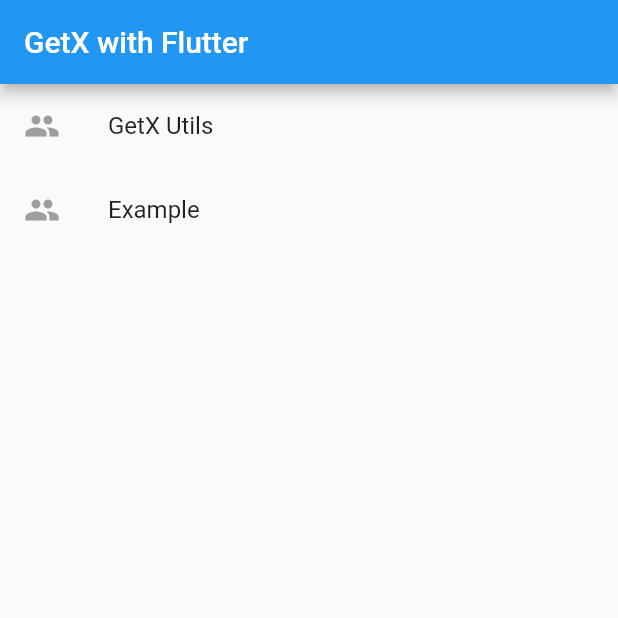
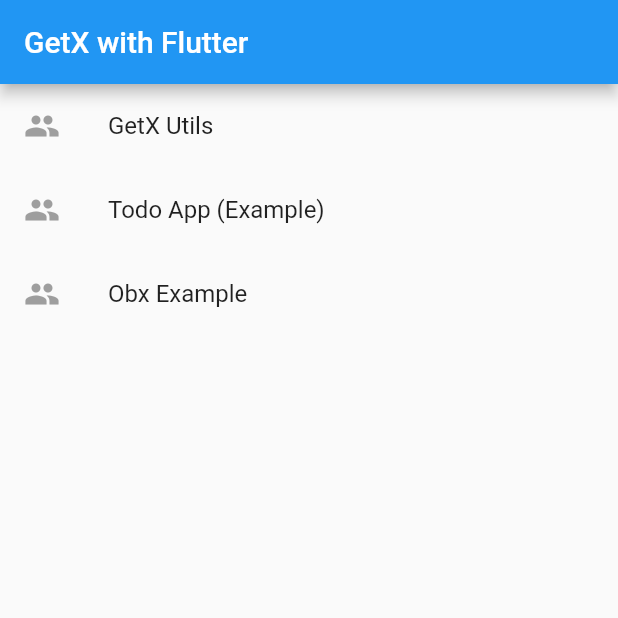
Before and after one commit to CPAD-Gazipur/GetX-with-Flutter, a Flutter app: the screen it shows after launch, on a phone screen of 412 x 824 dp, the top half of it. Run offline on Flutter 3.47's test engine with Material 2 defaults, Android fonts, the phone set to English and light mode, and no system bars; our stand-ins replace get.

Commit message:
GetX Flutter - Obs & ObX & GetX Routing Management

```diff
--- a/lib/main.dart
+++ b/lib/main.dart
@@ -1,5 +1,8 @@
 import 'package:flutter/material.dart';
 import 'package:get/get.dart';
+import 'package:getx_with_flutter/getx_example/obx_example.dart';
+import 'package:getx_with_flutter/getx_example/todo_example.dart';
+import 'package:getx_with_flutter/getx_utils/getx_utils.dart';
 import 'ui/home_screen.dart';
 
 void main() {
@@ -10,9 +13,14 @@
   const MyApp({Key? key}) : super(key: key);
   @override
   Widget build(BuildContext context) {
-    return const GetMaterialApp(
+    return GetMaterialApp(
       debugShowCheckedModeBanner: false,
-      home: HomeScreen(),
+      getPages: [
+        GetPage(name: '/', page: () => const HomeScreen()),
+        GetPage(name: '/utilsImplementation', page: () => const GetXUtilsImplementation()),
+        GetPage(name: '/todoApp', page: () => const TodoApp()),
+        GetPage(name: '/obxExample', page: () => ObxExample()),
+      ],
     );
   }
 }
--- a/lib/ui/home_screen.dart
+++ b/lib/ui/home_screen.dart
@@ -1,5 +1,6 @@
 import 'package:flutter/material.dart';
 import 'package:get/get.dart';
+import 'package:getx_with_flutter/getx_example/obx_example.dart';
 import 'package:getx_with_flutter/getx_example/todo_example.dart';
 import 'package:getx_with_flutter/getx_utils/getx_utils.dart';
 
@@ -26,7 +27,10 @@
               // Navigator.of(context).push(MaterialPageRoute(builder: (context)=> const GetXUtilsImplementation()));
 
               // GetX Page Routing
-              Get.to(const GetXUtilsImplementation());
+              //Get.to(const GetXUtilsImplementation());
+
+              // GetX named Routing
+              Get.toNamed('/utilsImplementation');
             },
           ),
           ListTile(
@@ -34,9 +38,27 @@
               Icons.people,
               color: Colors.grey,
             ),
-            title: const Text('Example'),
+            title: const Text('Todo App (Example)'),
             onTap: () {
-              Get.to(() => const TodoApp());
+              // GetX Page Routing
+              //Get.to(() => const TodoApp());
+
+              // GetX named Routing
+              Get.toNamed('/todoApp');
+            },
+          ),
+          ListTile(
+            leading: const Icon(
+              Icons.people,
+              color: Colors.grey,
+            ),
+            title: const Text('Obx Example'),
+            onTap: () {
+              // GetX Page Routing with Animation
+              //Get.to(() => ObxExample(),curve: Curves.ease,duration: const Duration(milliseconds: 1000));
+
+              //// GetX named Routing
+              Get.toNamed('/obxExample');
             },
           ),
         ],
```
Also changed, not shown: lib/getx_example/obx_example.dart (added, +63 -0 lines).
